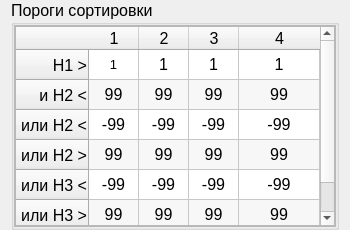
Above: sprporogswidget.ui from longway34/SeparaterQt2 before the change. Below: the same form after it.
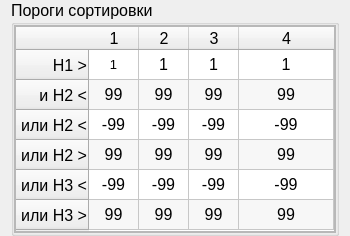
That is the form after the change.

Diff of the .ui file:
```diff
--- a/sprporogswidget.ui
+++ b/sprporogswidget.ui
@@ -7,7 +7,7 @@
     <x>0</x>
     <y>0</y>
     <width>350</width>
-    <height>230</height>
+    <height>236</height>
    </rect>
   </property>
   <property name="font">
@@ -67,7 +67,7 @@
            <x>0</x>
            <y>0</y>
            <width>328</width>
-           <height>207</height>
+           <height>213</height>
           </rect>
          </property>
          <layout class="QVBoxLayout" name="verticalLayout">
```
